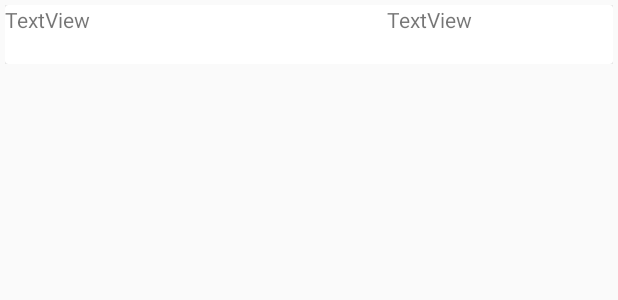
After one commit to This6pain/Memo, an Android app: the layout list_item.xml on its own in the app's theme, with its tools: preview values and no code run, on a phone screen of 412 x 824 dp. The commit adds this screen. Shown: the top 300 px of the screen. Run offline under Robolectric (Android 15) with nearby library versions, the phone set to English and light mode, and no system bars.

Commit message:
no message

```diff
--- a/app/build.gradle
+++ b/app/build.gradle
@@ -26,6 +26,8 @@ dependencies {
     testImplementation 'junit:junit:4.12'
     androidTestImplementation 'androidx.test:runner:1.1.1'
     androidTestImplementation 'androidx.test.espresso:espresso-core:3.1.1'
+    implementation 'androidx.recyclerview:recyclerview:1.0.0'
+    implementation 'androidx.cardview:cardview:1.0.0'
 }
 subprojects {
     afterEvaluate {project ->
--- a/app/src/main/java/com/example/myapplication/MainActivity.java
+++ b/app/src/main/java/com/example/myapplication/MainActivity.java
@@ -21,7 +21,7 @@ public class MainActivity extends AppCompatActivity {
     @Override
     public boolean onCreateOptionsMenu(Menu menu) {
         MenuInflater menuInflater = getMenuInflater();
-        menuInflater.inflate(R.menu.menu, menu);
+        menuInflater.inflate(R.menu.main_menu, menu);
         return true;
     }
 }
--- /dev/null
+++ b/app/src/main/res/layout/list_item.xml
@@ -0,0 +1,35 @@
+<?xml version="1.0" encoding="utf-8"?>
+<LinearLayout xmlns:android="http://schemas.android.com/apk/res/android"
+
+    xmlns:app="http://schemas.android.com/apk/res-auto"
+    android:layout_width="match_parent"
+    android:layout_height="wrap_content"
+    android:orientation="horizontal"
+    android:padding="3dp">
+
+    <androidx.cardview.widget.CardView
+        android:layout_width="match_parent"
+        android:layout_height="39dp">
+
+        <LinearLayout
+            android:layout_width="match_parent"
+            android:layout_height="match_parent"
+            android:orientation="horizontal">
+
+            <TextView
+                android:id="@+id/textView"
+                android:layout_width="161dp"
+                android:layout_height="match_parent"
+                android:layout_weight="1"
+                android:text="TextView" />
+
+            <TextView
+                android:id="@+id/textView2"
+                android:layout_width="wrap_content"
+                android:layout_height="match_parent"
+                android:layout_weight="1"
+                android:text="TextView" />
+        </LinearLayout>
+    </androidx.cardview.widget.CardView>
+
+</LinearLayout>
```
Also changed, not shown: app/src/main/res/layout/activity_main.xml (+12 -11 lines), app/src/main/res/xml/main_menu.xml (added, +10 -0 lines).
